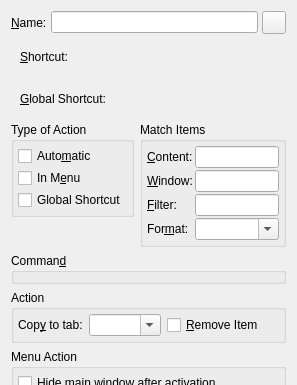
Old version of the form src/ui/commandwidget.ui in the repository hluk/CopyQ; both pictures show x 0 to 297 and y 0 to 385 of the 297 by 770 pixel window.
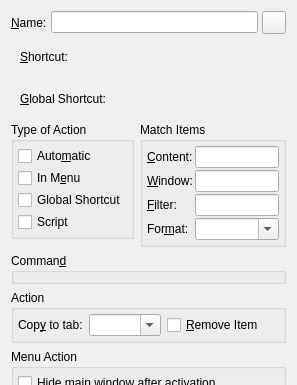
New version of the form. Custom widgets are drawn as their Qt base class.

The edit to the form file:
```diff
--- a/src/ui/commandwidget.ui
+++ b/src/ui/commandwidget.ui
@@ -198,6 +198,13 @@
              </property>
             </widget>
            </item>
+           <item>
+            <widget class="QCheckBox" name="checkBoxIsScript">
+             <property name="text">
+              <string>Script</string>
+             </property>
+            </widget>
+           </item>
           </layout>
          </widget>
         </item>
```
Left out of the diff: 1 changed line with no effect on the pictures.
